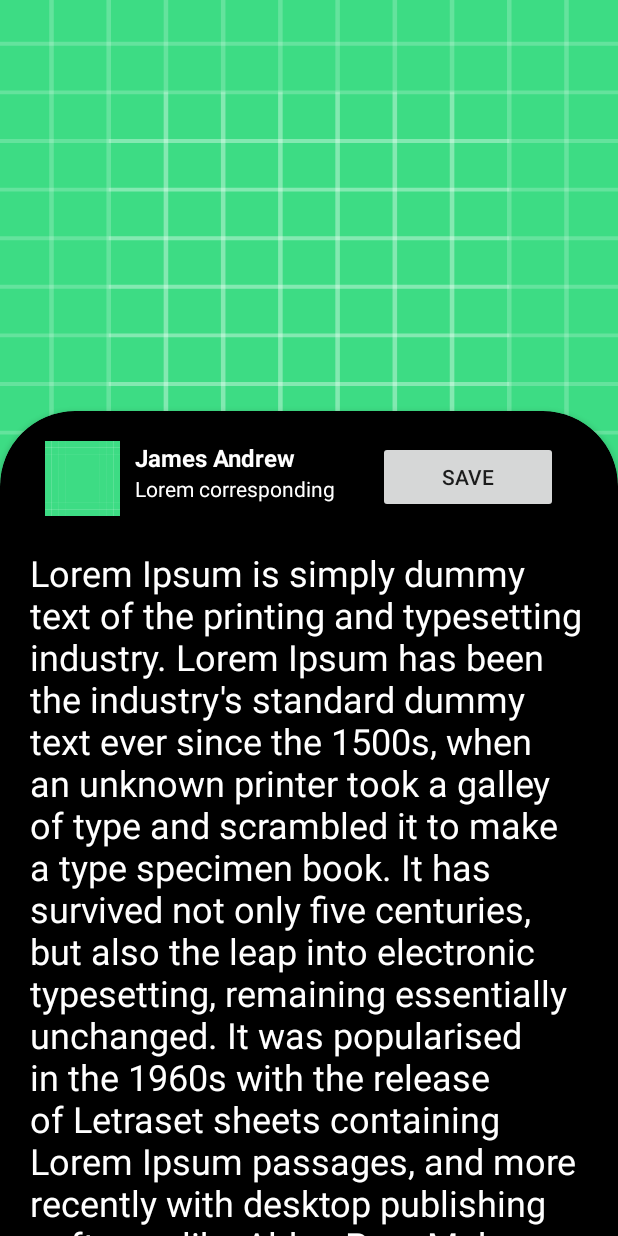
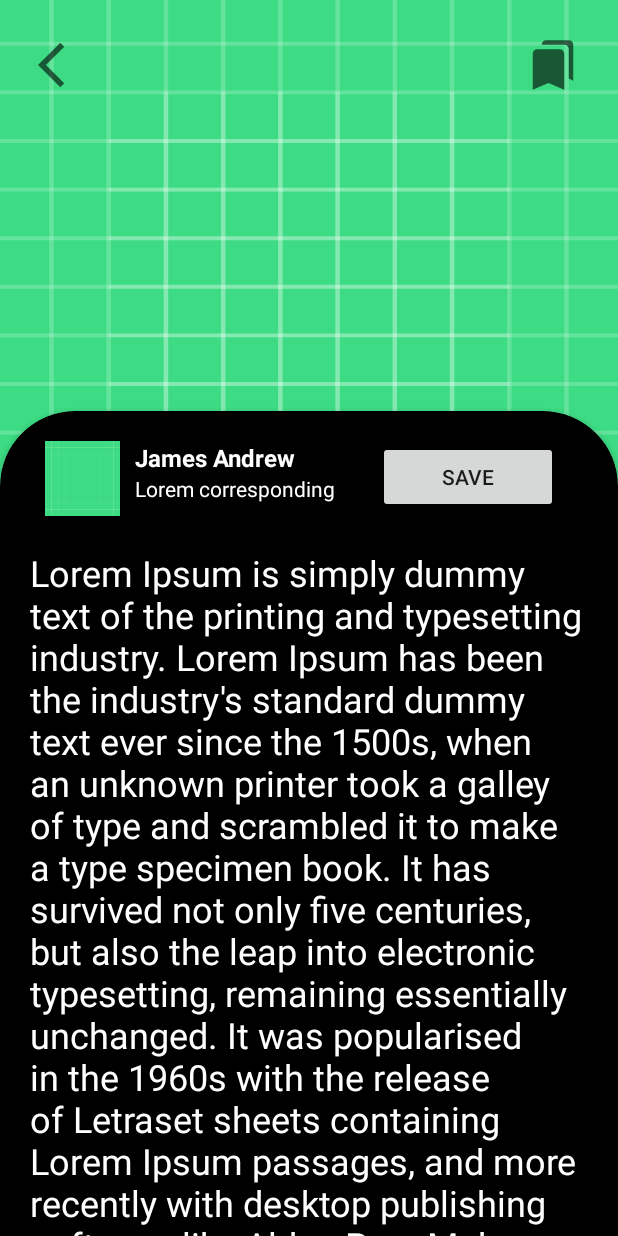
Before and after one commit to abhaylivenow/NewsApp, an Android app: the ReadNewsActivity screen opened directly, with no data from a screen before it, on a phone screen of 412 x 824 dp. Run offline under Robolectric (Android 15) with nearby library versions, the phone set to English and light mode, and no system bars; network calls fail.

Commit message:
minor UI change in ReadNewsActivity

```diff
--- a/app/src/main/res/layout/activity_read_news.xml
+++ b/app/src/main/res/layout/activity_read_news.xml
@@ -6,6 +6,25 @@
     android:layout_height="match_parent"
     android:background="@color/black"
     tools:context=".ui.ReadNewsActivity">
+
+    <ImageView
+        android:id="@+id/btn_back"
+        android:layout_width="36dp"
+        android:layout_height="36dp"
+        android:src="@drawable/ic_back"
+        android:layout_marginTop="25dp"
+        android:layout_marginStart="25dp"
+        android:elevation="1dp"/>
+
+    <ImageView
+        android:id="@+id/icon_save"
+        android:layout_width="36dp"
+        android:layout_height="36dp"
+        android:src="@drawable/ic_bookmark"
+        android:layout_alignParentEnd="true"
+        android:layout_marginTop="25dp"
+        android:layout_marginEnd="25dp"
+        android:elevation="1dp"/>
 
     <ImageView
         android:id="@+id/image_thumbnail"
```
Also changed, not shown: app/src/main/res/drawable/ic_arrow.xml (added, +10 -0 lines).
